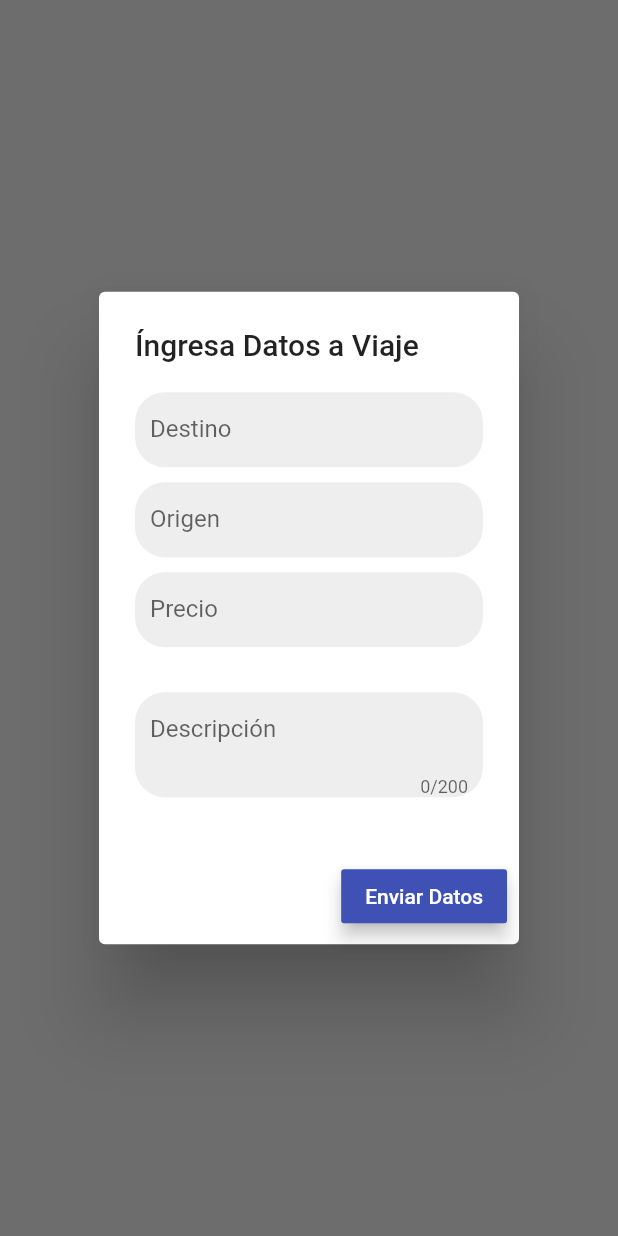
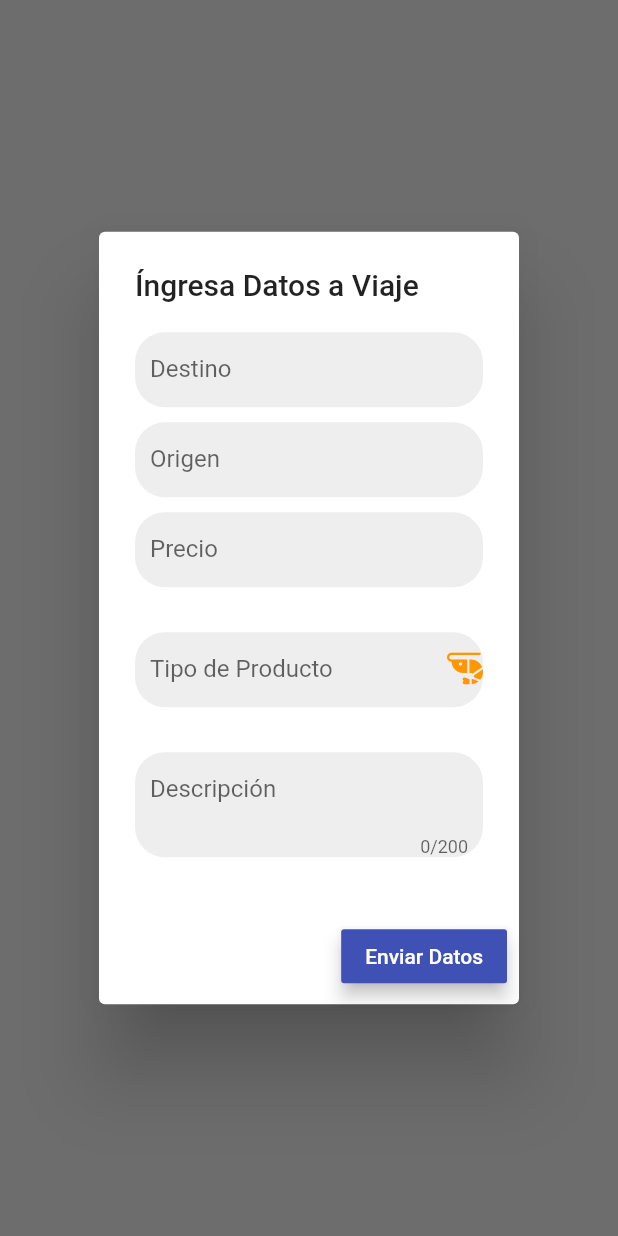
Before and after one commit to Jesus180Reyes/Gestion_de_datos, a Flutter app: what tripDialog() shows on an empty page, opened directly, on a phone screen of 412 x 824 dp. Run offline on Flutter 3.47's test engine with Material 2 defaults, Android fonts, the phone set to English and light mode, and no system bars; our stand-ins replace flutter_secure_storage, font_awesome_flutter, lottie, pull_to_refresh, socket_io_client; accounts and stored records are empty; network calls fail.

Commit message:
Fixes #6: Hecho, Modificar UI de Textfield en funcion mostrarAlerta

```diff
--- a/lib/helpers/mostrar_alerta.dart
+++ b/lib/helpers/mostrar_alerta.dart
@@ -2,6 +2,7 @@ import 'dart:io';
 
 import 'package:flutter/cupertino.dart';
 import 'package:flutter/material.dart';
+import 'package:font_awesome_flutter/font_awesome_flutter.dart';
 import 'package:gestiones_app/services/authservices.dart';
 import 'package:gestiones_app/services/usuarios_services.dart';
 import 'package:lottie/lottie.dart';
@@ -82,6 +83,7 @@ tripDialog(context) {
   final origenController = TextEditingController();
   final precioController = TextEditingController();
   final descriptionController = TextEditingController();
+  final typeController = TextEditingController();
 
   showDialog(
     context: context,
@@ -148,6 +150,52 @@ tripDialog(context) {
             ),
             const SizedBox(height: 30),
             Container(
+              height: 50,
+              width: double.infinity,
+              decoration: BoxDecoration(
+                color: Colors.grey[200],
+                borderRadius: BorderRadius.circular(20),
+              ),
+              child: DropdownButtonFormField<String>(
+                decoration: const InputDecoration(
+                  border: InputBorder.none,
+                  contentPadding: EdgeInsets.all(10),
+                ),
+                hint: const Text('Tipo de Producto'),
+                icon: const Icon(FontAwesomeIcons.shrimp, color: Colors.orange),
+                items: const [
+                  DropdownMenuItem(
+                    value: 'Entero Fresco(Cabezas)',
+                    child: Text('Entero Fresco (Cabezas)'),
+                  ),
+                  DropdownMenuItem(
+                    value: 'Shellon (Colas)',
+                    child: Text('Shellon (Colas)'),
+                  ),
+                  DropdownMenuItem(
+                    value: 'PVD (Pelado Abierto)',
+                    child: Text('PVD (Pelado Abierto)'),
+                  ),
+                  DropdownMenuItem(
+                    value: 'PND (Pelado Al Redondo)',
+                    child: Text('PND (Pelado Al Redondo)'),
+                  ),
+                  DropdownMenuItem(
+                    value: 'PPV',
+                    child: Text('PPV (Pelado con Cuchillo)'),
+                  ),
+                  DropdownMenuItem(
+                    value: 'PUD (Pelado Con Aguja)',
+                    child: Text('PUD (Pelado Con Aguja)'),
+                  ),
+                ],
+                onChanged: (value) {
+                  typeController.text = value!;
+                },
+              ),
+            ),
+            const SizedBox(height: 30),
+            Container(
               width: double.infinity,
               decoration: BoxDecoration(
                 color: Colors.grey[200],
@@ -181,6 +229,7 @@ tripDialog(context) {
               origin: origenController.text.trim(),
               description: descriptionController.text.trim(),
               price: precioController.text.trim(),
+              product: typeController.text.trim(),
             );
 
             if (dataOk == true) {
--- a/lib/models/alldrivers_model.dart
+++ b/lib/models/alldrivers_model.dart
@@ -18,6 +18,7 @@ class UsuarioResponse {
     required this.online,
     required this.createdAt,
     required this.uid,
+    required this.telefono,
   });
 
   final String nombre;
@@ -26,6 +27,7 @@ class UsuarioResponse {
   final DateTime createdAt;
   final String uid;
   final String apellido;
+  final String telefono;
 
   factory UsuarioResponse.fromJson(Map<String, dynamic> json) =>
       UsuarioResponse(
@@ -35,6 +37,7 @@ class UsuarioResponse {
         createdAt: DateTime.parse(json["createdAt"]),
         uid: json["uid"],
         apellido: json["apellido"],
+        telefono: json["telefono"],
       );
 
   Map<String, dynamic> toJson() => {
@@ -44,5 +47,6 @@ class UsuarioResponse {
         "createdAt": createdAt.toIso8601String(),
         "uid": uid,
         "apellido": apellido,
+        "telefono": telefono,
       };
 }
--- a/lib/models/alltrips_model.dart
+++ b/lib/models/alltrips_model.dart
@@ -15,6 +15,7 @@ class AllTripsResponse {
     required this.destiny,
     required this.origin,
     required this.realeaseBy,
+    required this.phone,
     required this.price,
     required this.description,
     required this.createdAt,
@@ -30,6 +31,7 @@ class AllTripsResponse {
   final DateTime createdAt;
   final String hourAt;
   final String uid;
+  final String phone;
 
   factory AllTripsResponse.fromJson(Map<String, dynamic> json) =>
       AllTripsResponse(
@@ -41,6 +43,7 @@ class AllTripsResponse {
         createdAt: DateTime.parse(json["createdAt"]),
         hourAt: json["hourAt"],
         uid: json["uid"],
+        phone: json["telefono"],
       );
 
   Map<String, dynamic> toJson() => {
@@ -52,5 +55,6 @@ class AllTripsResponse {
         "createdAt": createdAt.toIso8601String(),
         "hourAt": hourAt,
         "uid": uid,
+        "telefono": phone,
       };
 }
--- a/lib/services/authservices.dart
+++ b/lib/services/authservices.dart
@@ -122,13 +122,16 @@ class AuthServices with ChangeNotifier {
     required String origin,
     required String description,
     required String price,
+    required String product,
   }) async {
     final data = {
       'origin': origin,
       'destiny': destiny,
       'price': price,
       'realeaseBy': '${usuarioResponse!.nombre} ${usuarioResponse!.apellido}',
+      'telefono': usuarioResponse!.telefono,
       'description': description,
+      'product': product,
     };
     final resp = await http.post(
       Uri.parse('${Enviroment.apiUrl}/login/trips'),
--- a/lib/widgets/form_widget.dart
+++ b/lib/widgets/form_widget.dart
@@ -33,7 +33,7 @@ class CustomForm extends StatelessWidget {
         ),
         const SizedBox(height: 20),
         BotonAzul(
-          title: 'Incio de Sesion',
+          title: 'Inicio de Sesion',
           onPressed: () async {
             FocusScope.of(context).unfocus();
             final loginOk = await authServices.login(
--- a/pubspec.yaml
+++ b/pubspec.yaml
@@ -40,6 +40,8 @@ dependencies:
   socket_io_client: ^2.0.0-beta.2
   pull_to_refresh: ^2.0.0
   lottie: ^1.1.0
+  font_awesome_flutter: ^10.1.0
+  url_launcher: ^6.1.2
 
 
 dev_dependencies:
```
Also changed, not shown: lib/data/alldrivers.dart (+27 -27 lines), lib/data/alltrips.dart (+34 -34 lines), lib/launchers/url_launcher.dart (added, +12 -0 lines), lib/pages/trips_details_page.dart (+18 -0 lines), lib/widgets/listripwidget.dart (+10 -5 lines), lib/widgets/tripsdetails_widget.dart (+30 -7 lines), pubspec.lock, 2 other files.
